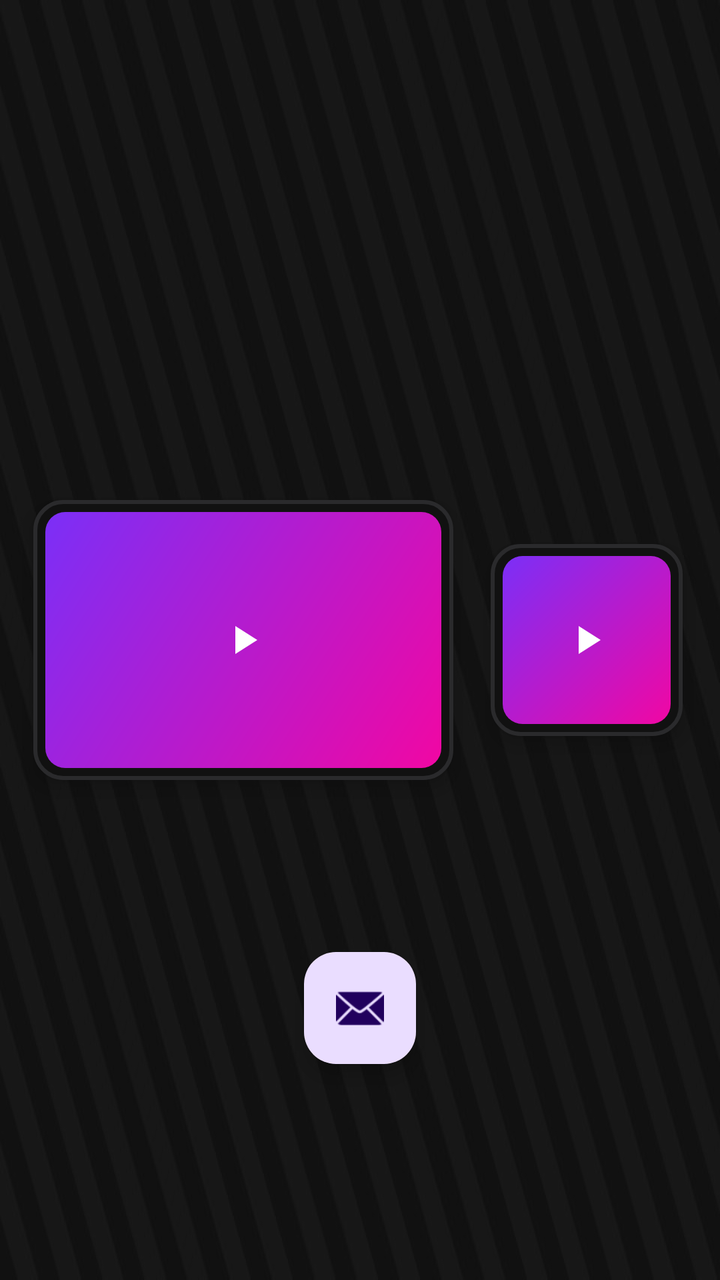
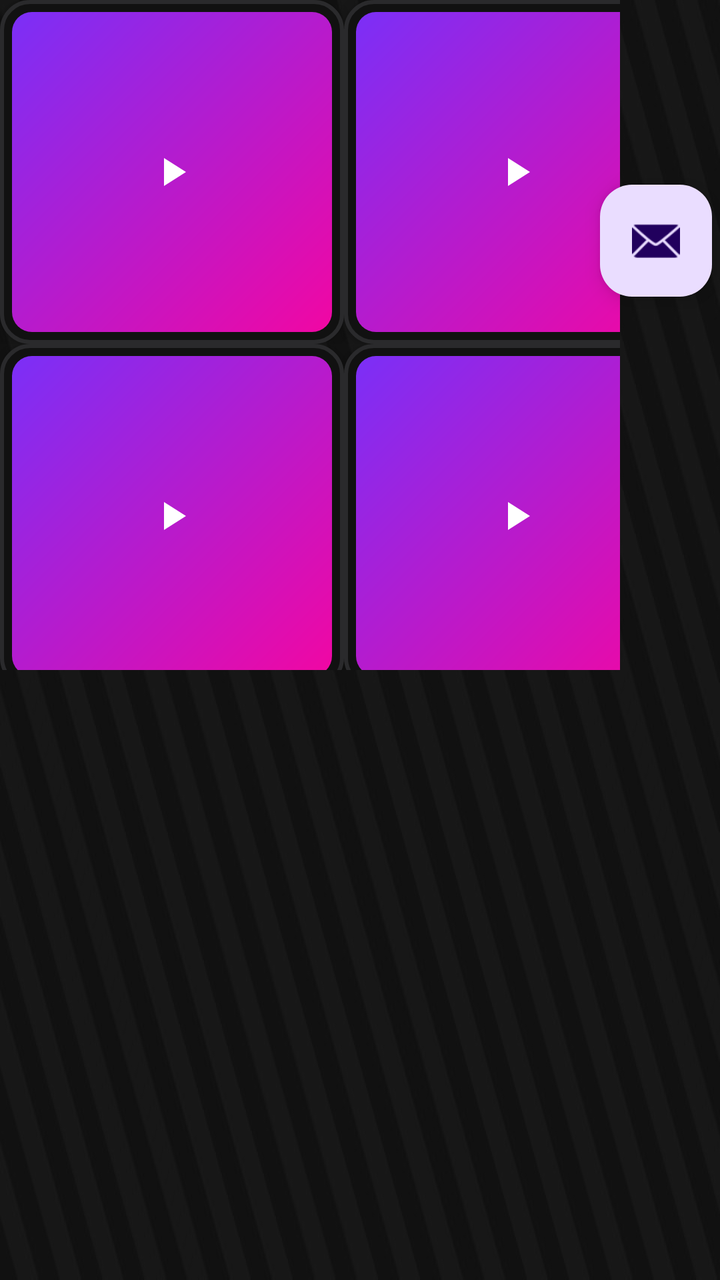

Compare the two renders of this Android layout. The source of the first and the diff that turns it into the second are given below.
<!-- AndroidManifest.xml: activity theme Theme.EchoShowStreamdeck -->
<!-- res/layout/activity_main.xml -->
<?xml version="1.0" encoding="utf-8"?>
<androidx.constraintlayout.widget.ConstraintLayout xmlns:android="http://schemas.android.com/apk/res/android"
    xmlns:app="http://schemas.android.com/apk/res-auto"
    xmlns:tools="http://schemas.android.com/tools"
    android:id="@+id/main"
    android:layout_width="match_parent"
    android:layout_height="match_parent"
    android:fitsSystemWindows="true"
    tools:context=".MainActivity">

    <ImageView
        android:id="@+id/imageView"
        android:layout_width="match_parent"
        android:layout_height="match_parent"
        android:scaleType="fitXY"
        app:srcCompat="@drawable/deck_background"
        tools:layout_editor_absoluteX="-16dp"
        tools:layout_editor_absoluteY="-128dp" />

    <ImageButton
        android:id="@+id/key1"
        android:layout_width="210dp"
        android:layout_height="140dp"
        android:background="@drawable/key_button"
        android:contentDescription="Play"
        android:elevation="6dp"
        android:padding="26dp"
        android:scaleType="centerInside"
        android:src="@drawable/ic_play"
        app:layout_constraintBottom_toBottomOf="parent"
        app:layout_constraintEnd_toEndOf="parent"
        app:layout_constraintHorizontal_bias="0.112"
        app:layout_constraintStart_toStartOf="parent"
        app:layout_constraintTop_toTopOf="parent"
        app:tint="@android:color/white" />

    <ImageButton
        android:id="@+id/key"
        android:layout_width="96dp"
        android:layout_height="96dp"
        android:background="@drawable/key_button"
        android:contentDescription="Play"
        android:elevation="6dp"
        android:padding="26dp"
        android:scaleType="centerInside"
        android:src="@drawable/ic_play"
        app:layout_constraintBottom_toBottomOf="parent"
        app:layout_constraintEnd_toEndOf="parent"
        app:layout_constraintStart_toEndOf="@+id/key1"
        app:layout_constraintTop_toTopOf="parent"
        app:tint="@android:color/white" />

    <com.google.android.material.floatingactionbutton.FloatingActionButton
        android:id="@+id/fab"
        android:layout_width="wrap_content"
        android:layout_height="wrap_content"
        app:layout_constraintBottom_toBottomOf="@+id/imageView"
        app:layout_constraintEnd_toEndOf="parent"
        app:layout_constraintStart_toStartOf="parent"
        app:layout_constraintTop_toBottomOf="@+id/key"
        app:srcCompat="@android:drawable/ic_dialog_email" />

    <com.google.android.material.appbar.AppBarLayout
        android:id="@+id/appBarLayout"
        android:layout_width="0dp"
        android:layout_height="wrap_content"
        android:fitsSystemWindows="true"
        app:layout_constraintBottom_toTopOf="parent"
        app:layout_constraintEnd_toEndOf="parent"
        app:layout_constraintStart_toStartOf="parent"
        app:layout_constraintTop_toTopOf="parent" />

    <include
        android:id="@+id/include"
        layout="@layout/content_main"
        android:layout_width="wrap_content"
        android:layout_height="wrap_content"
        app:layout_constraintBottom_toTopOf="parent"
        app:layout_constraintEnd_toStartOf="parent"
        app:layout_constraintStart_toStartOf="parent"
        app:layout_constraintTop_toTopOf="parent" />

</androidx.constraintlayout.widget.ConstraintLayout>
<!-- res/layout/content_main.xml (included above) -->
<?xml version="1.0" encoding="utf-8"?>
<androidx.constraintlayout.widget.ConstraintLayout xmlns:android="http://schemas.android.com/apk/res/android"
    xmlns:app="http://schemas.android.com/apk/res-auto"
    android:layout_width="match_parent"
    android:layout_height="match_parent"
    app:layout_behavior="@string/appbar_scrolling_view_behavior">

    <androidx.fragment.app.FragmentContainerView
        android:id="@+id/nav_host_fragment_content_main"
        android:name="androidx.navigation.fragment.NavHostFragment"
        android:layout_width="0dp"
        android:layout_height="0dp"
        app:defaultNavHost="true"
        app:layout_constraintBottom_toBottomOf="parent"
        app:layout_constraintEnd_toEndOf="parent"
        app:layout_constraintStart_toStartOf="parent"
        app:layout_constraintTop_toTopOf="parent"
        app:navGraph="@navigation/nav_graph" />
</androidx.constraintlayout.widget.ConstraintLayout>
<!-- resources referenced by this layout -->
<resources>
  <!-- drawable deck_background: jpeg bitmap (drawable, 34331 bytes) -->
  <!-- drawable ic_play (drawable) -->
  <vector xmlns:android="http://schemas.android.com/apk/res/android"
      android:width="24dp"
      android:height="24dp"
      android:viewportWidth="24"
      android:viewportHeight="24">
      <path
          android:fillColor="#FFFFFF"
          android:pathData="M8,5v14l11,-7z" />
  </vector>
  <!-- drawable key_button (drawable) -->
  <?xml version="1.0" encoding="utf-8"?>
  <ripple xmlns:android="http://schemas.android.com/apk/res/android"
      android:color="#55FFFFFF">
  
      <item>
          <layer-list>
              
              <item>
                  <shape android:shape="rectangle">
                      <solid android:color="#111111" />
                      <corners android:radius="14dp" />
                      <stroke android:width="2dp" android:color="#2A2A2C" />
                  </shape>
              </item>
              
              <item
                  android:left="6dp"
                  android:top="6dp"
                  android:right="6dp"
                  android:bottom="6dp">
                  <shape android:shape="rectangle">
                      <gradient
                          android:startColor="#7B2FF7"
                          android:endColor="#F107A3"
                          android:angle="315" />
                      <corners android:radius="10dp" />
                  </shape>
              </item>
          </layer-list>
      </item>
  
      
      <item android:id="@android:id/mask">
          <shape android:shape="rectangle">
              <solid android:color="#FFFFFF" />
              <corners android:radius="14dp" />
          </shape>
      </item>
  </ripple>
  <style name="Theme.EchoShowStreamdeck" parent="Base.Theme.EchoShowStreamdeck" />
  <style name="Base.Theme.EchoShowStreamdeck" parent="Theme.Material3.DayNight.NoActionBar">
          
          
      </style>
</resources>

<!-- the commit's change to res/layout/activity_main.xml (unified diff, before → after) -->
@@ -12,53 +12,24 @@
         android:id="@+id/imageView"
         android:layout_width="match_parent"
         android:layout_height="match_parent"
+        android:contentDescription="TEST"
         android:scaleType="fitXY"
         app:srcCompat="@drawable/deck_background"
-        tools:layout_editor_absoluteX="-16dp"
-        tools:layout_editor_absoluteY="-128dp" />
-
-    <ImageButton
-        android:id="@+id/key1"
-        android:layout_width="210dp"
-        android:layout_height="140dp"
-        android:background="@drawable/key_button"
-        android:contentDescription="Play"
-        android:elevation="6dp"
-        android:padding="26dp"
-        android:scaleType="centerInside"
-        android:src="@drawable/ic_play"
-        app:layout_constraintBottom_toBottomOf="parent"
-        app:layout_constraintEnd_toEndOf="parent"
-        app:layout_constraintHorizontal_bias="0.112"
-        app:layout_constraintStart_toStartOf="parent"
-        app:layout_constraintTop_toTopOf="parent"
-        app:tint="@android:color/white" />
-
-    <ImageButton
-        android:id="@+id/key"
-        android:layout_width="96dp"
-        android:layout_height="96dp"
-        android:background="@drawable/key_button"
-        android:contentDescription="Play"
-        android:elevation="6dp"
-        android:padding="26dp"
-        android:scaleType="centerInside"
-        android:src="@drawable/ic_play"
-        app:layout_constraintBottom_toBottomOf="parent"
-        app:layout_constraintEnd_toEndOf="parent"
-        app:layout_constraintStart_toEndOf="@+id/key1"
-        app:layout_constraintTop_toTopOf="parent"
-        app:tint="@android:color/white" />
+        tools:layout_editor_absoluteX="-43dp"
+        tools:layout_editor_absoluteY="-40dp" />
 
     <com.google.android.material.floatingactionbutton.FloatingActionButton
         android:id="@+id/fab"
         android:layout_width="wrap_content"
         android:layout_height="wrap_content"
-        app:layout_constraintBottom_toBottomOf="@+id/imageView"
-        app:layout_constraintEnd_toEndOf="parent"
-        app:layout_constraintStart_toStartOf="parent"
-        app:layout_constraintTop_toBottomOf="@+id/key"
-        app:srcCompat="@android:drawable/ic_dialog_email" />
+        android:layout_marginEnd="4dp"
+        android:contentDescription="TEST"
+        app:layout_constraintBottom_toBottomOf="parent"
+        app:layout_constraintEnd_toEndOf="parent"
+        app:layout_constraintTop_toTopOf="parent"
+        app:layout_constraintVertical_bias="0.158"
+        app:srcCompat="@android:drawable/ic_dialog_email"
+        tools:ignore="SpeakableTextPresentCheck" />
 
     <com.google.android.material.appbar.AppBarLayout
         android:id="@+id/appBarLayout"
@@ -79,6 +50,136 @@
         app:layout_constraintEnd_toStartOf="parent"
         app:layout_constraintStart_toStartOf="parent"
         app:layout_constraintTop_toTopOf="parent" />
+
+    <LinearLayout
+        android:layout_width="0dp"
+        android:layout_height="0dp"
+        android:layout_marginEnd="50dp"
+        android:orientation="vertical"
+        app:layout_constraintBottom_toBottomOf="parent"
+        app:layout_constraintEnd_toEndOf="parent"
+        app:layout_constraintHorizontal_bias="1.0"
+        app:layout_constraintStart_toStartOf="parent"
+        app:layout_constraintTop_toTopOf="parent"
+        app:layout_constraintVertical_bias="0.0">
+
+        <LinearLayout
+            android:layout_width="match_parent"
+            android:layout_height="172dp"
+            android:orientation="horizontal">
+
+            <ImageButton
+                android:id="@+id/key1"
+                android:layout_width="172dp"
+                android:layout_height="172dp"
+                android:background="@drawable/key_button"
+                android:contentDescription="Play"
+                android:elevation="6dp"
+                android:padding="26dp"
+                android:scaleType="centerInside"
+                android:src="@drawable/ic_play"
+                app:tint="@android:color/white" />
+
+            <ImageButton
+                android:id="@+id/key3"
+                android:layout_width="172dp"
+                android:layout_height="172dp"
+                android:layout_weight="0"
+                android:background="@drawable/key_button"
+                android:contentDescription="Play"
+                android:elevation="6dp"
+                android:padding="26dp"
+                android:scaleType="centerInside"
+                android:src="@drawable/ic_play"
+                app:tint="@android:color/white" />
+
+            <ImageButton
+                android:id="@+id/key"
+                android:layout_width="172dp"
+                android:layout_height="172dp"
+                android:layout_weight="0"
+                android:background="@drawable/key_button"
+                android:contentDescription="Play"
+                android:elevation="6dp"
+                android:padding="26dp"
+                android:scaleType="centerInside"
+                android:src="@drawable/ic_play"
+                app:tint="@android:color/white" />
+
+            <ImageButton
+                android:id="@+id/key4"
+                android:layout_width="172dp"
+                android:layout_height="172dp"
+                android:layout_weight="0"
+                android:background="@drawable/key_button"
+                android:contentDescription="Play"
+                android:elevation="6dp"
+                android:padding="26dp"
+                android:scaleType="centerInside"
+                android:src="@drawable/ic_play"
+                app:tint="@android:color/white" />
+
+        </LinearLayout>
+
+        <LinearLayout
+            android:layout_width="match_parent"
+            android:layout_height="163dp"
+            android:orientation="horizontal">
+
+            <ImageButton
+                android:id="@+id/key2"
+                android:layout_width="172dp"
+                android:layout_height="172dp"
+                android:layout_weight="0"
+                android:background="@drawable/key_button"
+                android:contentDescription="Play"
+                android:elevation="6dp"
+                android:padding="26dp"
+                android:scaleType="centerInside"
+                android:src="@drawable/ic_play"
+                app:tint="@android:color/white" />
+
+            <ImageButton
+                android:id="@+id/key5"
+                android:layout_width="172dp"
+                android:layout_height="172dp"
+                android:layout_weight="0"
+                android:background="@drawable/key_button"
+                android:contentDescription="Play"
+                android:elevation="6dp"
+                android:padding="26dp"
+                android:scaleType="centerInside"
+                android:src="@drawable/ic_play"
+                app:tint="@android:color/white" />
+
+            <ImageButton
+                android:id="@+id/key6"
+                android:layout_width="172dp"
+                android:layout_height="172dp"
+                android:layout_weight="0"
+                android:background="@drawable/key_button"
+                android:contentDescription="Play"
+                android:elevation="6dp"
+                android:padding="26dp"
+                android:scaleType="centerInside"
+                android:src="@drawable/ic_play"
+                app:tint="@android:color/white" />
+
+            <ImageButton
+                android:id="@+id/key7"
+                android:layout_width="172dp"
+                android:layout_height="172dp"
+                android:layout_weight="0"
+                android:background="@drawable/key_button"
+                android:contentDescription="Play"
+                android:elevation="6dp"
+                android:padding="26dp"
+                android:scaleType="centerInside"
+                android:src="@drawable/ic_play"
+                app:tint="@android:color/white" />
+        </LinearLayout>
+
+    </LinearLayout>
 
 </androidx.constraintlayout.widget.ConstraintLayout>
 <!-- res/layout/content_main.xml (included above) -->
